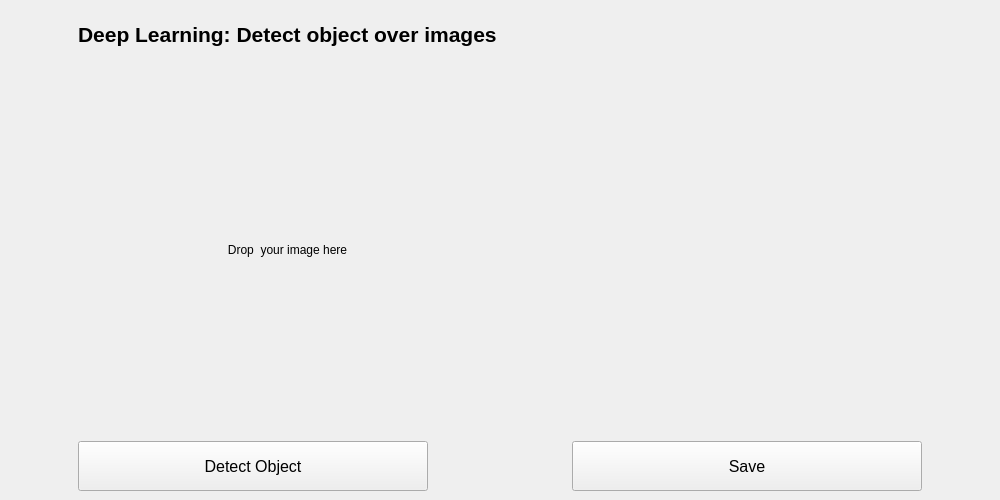
First picture: the form in opencv-project-team_4/application_Team4/DeepLearningWindow.ui, repository arcreane/opencv-project-team_4, before the edit.
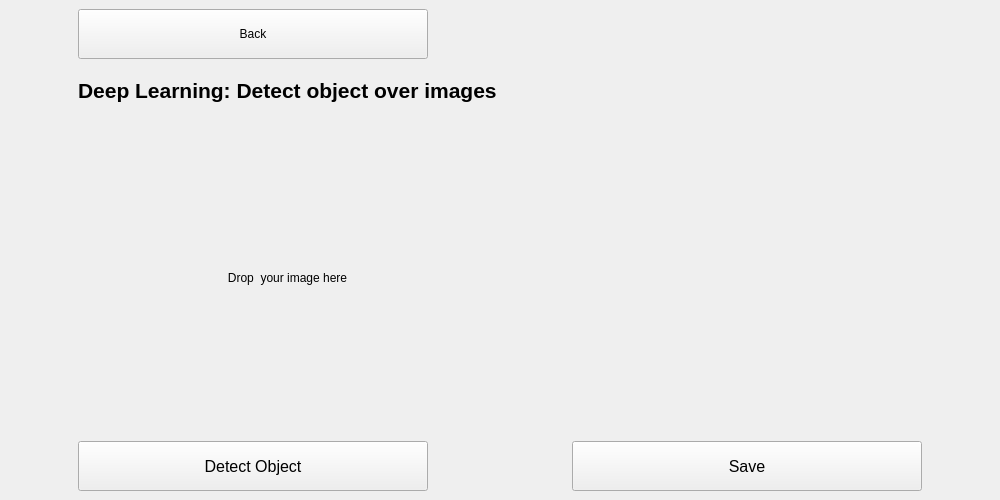
Second picture: the form after the edit. Custom widgets are drawn as their Qt base class.

Patch:
```diff
--- a/opencv-project-team_4/application_Team4/DeepLearningWindow.ui
+++ b/opencv-project-team_4/application_Team4/DeepLearningWindow.ui
@@ -33,8 +33,8 @@
     </size>
    </property>
    <layout class="QGridLayout" name="gridLayout">
-    <item row="2" column="0">
-     <widget class="QPushButton" name="detectObjectDeep">
+    <item row="3" column="1">
+     <widget class="QPushButton" name="savedButton">
       <property name="maximumSize">
        <size>
         <width>350</width>
@@ -47,24 +47,11 @@
        </font>
       </property>
       <property name="text">
-       <string>Detect Object</string>
+       <string>Save</string>
       </property>
      </widget>
     </item>
     <item row="1" column="0">
-     <widget class="ImageDropLabel" name="labelDropDeep">
-      <property name="acceptDrops">
-       <bool>true</bool>
-      </property>
-      <property name="text">
-       <string>Drop  your image here</string>
-      </property>
-      <property name="alignment">
-       <set>Qt::AlignmentFlag::AlignCenter</set>
-      </property>
-     </widget>
-    </item>
-    <item row="0" column="0">
      <widget class="QLabel" name="titleDeepLearning">
       <property name="minimumSize">
        <size>
@@ -89,8 +76,21 @@
       </property>
      </widget>
     </item>
-    <item row="2" column="1">
-     <widget class="QPushButton" name="savedButton">
+    <item row="2" column="0">
+     <widget class="ImageDropLabel" name="labelDropDeep">
+      <property name="acceptDrops">
+       <bool>true</bool>
+      </property>
+      <property name="text">
+       <string>Drop  your image here</string>
+      </property>
+      <property name="alignment">
+       <set>Qt::AlignmentFlag::AlignCenter</set>
+      </property>
+     </widget>
+    </item>
+    <item row="3" column="0">
+     <widget class="QPushButton" name="detectObjectDeep">
       <property name="maximumSize">
        <size>
         <width>350</width>
@@ -103,7 +103,20 @@
        </font>
       </property>
       <property name="text">
-       <string>Save</string>
+       <string>Detect Object</string>
+      </property>
+     </widget>
+    </item>
+    <item row="0" column="0">
+     <widget class="QPushButton" name="BackButton">
+      <property name="maximumSize">
+       <size>
+        <width>350</width>
+        <height>50</height>
+       </size>
+      </property>
+      <property name="text">
+       <string>Back</string>
       </property>
      </widget>
     </item>
```
